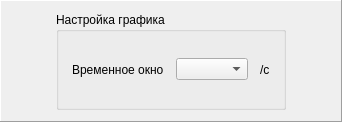
This is src/resources/frm_online_control_plot.ui in mcsltd/mcs-inRat-planner as Qt 5 draws it before an edit. The edited form follows.
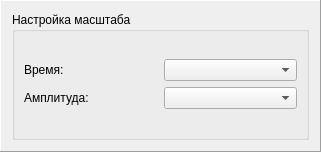
This is the edited form.

Patch:
```diff
--- a/src/resources/frm_online_control_plot.ui
+++ b/src/resources/frm_online_control_plot.ui
@@ -6,8 +6,8 @@
    <rect>
     <x>0</x>
     <y>0</y>
-    <width>342</width>
-    <height>122</height>
+    <width>321</width>
+    <height>152</height>
    </rect>
   </property>
   <property name="windowTitle">
@@ -38,7 +38,7 @@
    <item row="0" column="0">
     <widget class="QGroupBox" name="groupBox">
      <property name="sizePolicy">
-      <sizepolicy hsizetype="Fixed" vsizetype="Expanding">
+      <sizepolicy hsizetype="Preferred" vsizetype="Preferred">
        <horstretch>0</horstretch>
        <verstretch>0</verstretch>
       </sizepolicy>
@@ -50,43 +50,15 @@
       </size>
      </property>
      <property name="title">
-      <string>Настройка графика</string>
+      <string>Настройка масштаба</string>
      </property>
      <layout class="QGridLayout" name="gridLayout">
       <item row="0" column="0">
-       <layout class="QHBoxLayout" name="horizontalLayout">
-        <property name="spacing">
-         <number>12</number>
-        </property>
-        <property name="leftMargin">
-         <number>4</number>
-        </property>
-        <property name="rightMargin">
-         <number>4</number>
-        </property>
-        <item>
-         <widget class="QLabel" name="labelAxisX">
+       <layout class="QGridLayout" name="gridLayout_3">
+        <item row="0" column="1">
+         <widget class="QComboBox" name="comboBoxSpeed">
           <property name="sizePolicy">
-           <sizepolicy hsizetype="Expanding" vsizetype="Preferred">
-            <horstretch>0</horstretch>
-            <verstretch>0</verstretch>
-           </sizepolicy>
-          </property>
-          <property name="minimumSize">
-           <size>
-            <width>60</width>
-            <height>0</height>
-           </size>
-          </property>
-          <property name="text">
-           <string>Временное окно</string>
-          </property>
-         </widget>
-        </item>
-        <item>
-         <widget class="QComboBox" name="comboBoxTimebase">
-          <property name="sizePolicy">
-           <sizepolicy hsizetype="Expanding" vsizetype="Fixed">
+           <sizepolicy hsizetype="Minimum" vsizetype="Fixed">
             <horstretch>0</horstretch>
             <verstretch>0</verstretch>
            </sizepolicy>
@@ -99,10 +71,27 @@
           </property>
          </widget>
         </item>
-        <item>
-         <widget class="QLabel" name="labelAxisXDim">
+        <item row="0" column="0">
+         <widget class="QLabel" name="label">
           <property name="text">
-           <string>/с</string>
+           <string>Время:</string>
+          </property>
+         </widget>
+        </item>
+        <item row="1" column="0">
+         <widget class="QLabel" name="label_2">
+          <property name="text">
+           <string>Амплитуда:</string>
+          </property>
+         </widget>
+        </item>
+        <item row="1" column="1">
+         <widget class="QComboBox" name="comboBoxGain">
+          <property name="sizePolicy">
+           <sizepolicy hsizetype="Minimum" vsizetype="Fixed">
+            <horstretch>0</horstretch>
+            <verstretch>0</verstretch>
+           </sizepolicy>
           </property>
          </widget>
         </item>
```
